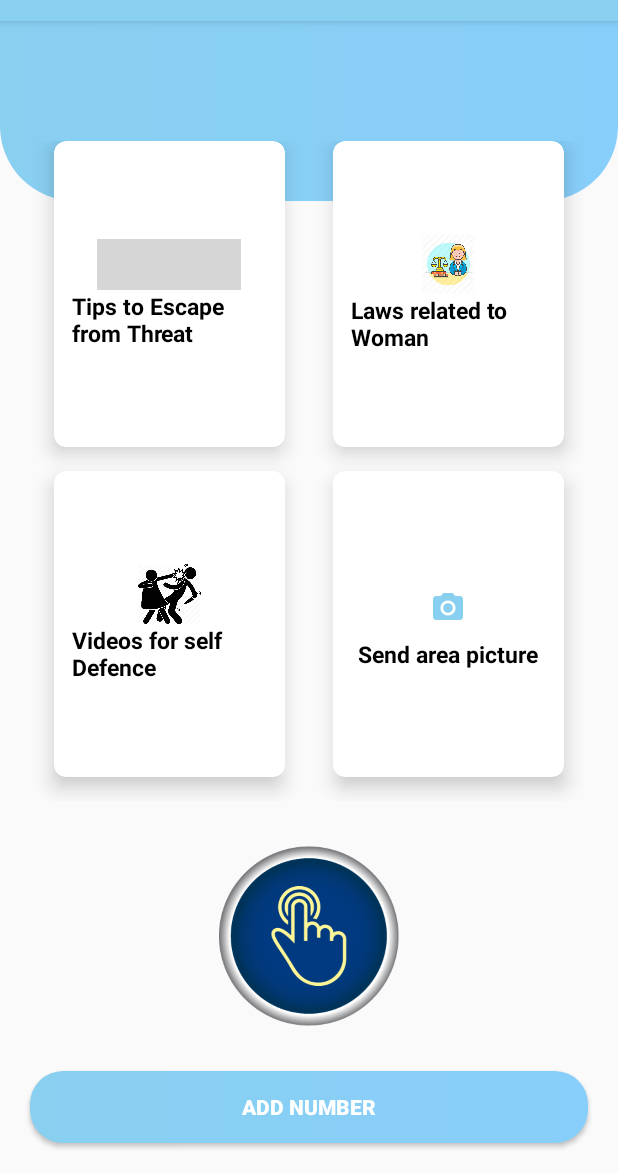
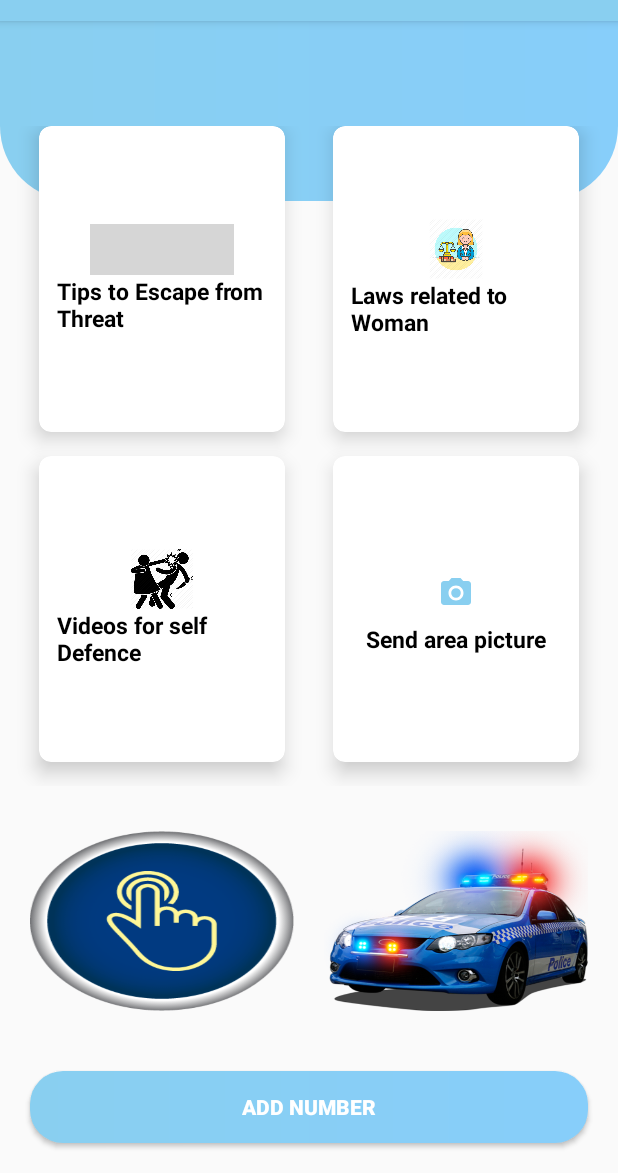
Before and after one commit to sayan2407/Woman-Safegurd, an Android app: the screen it shows after launch (HomeActivity), on a phone screen of 412 x 824 dp, the part 63-1236 px from its top. Run offline under Robolectric (Android 15) with nearby library versions, the phone set to English and light mode, and no system bars; our stand-ins replace CircleImageView; grey boxes are pictures that could not be loaded.

Commit message:
first-commit

```diff
--- /dev/null
+++ b/app/src/main/res/drawable/settings_24.xml
@@ -0,0 +1,5 @@
+<vector android:height="24dp" android:tint="#89CFF0"
+    android:viewportHeight="24" android:viewportWidth="24"
+    android:width="24dp" xmlns:android="http://schemas.android.com/apk/res/android">
+    <path android:fillColor="@android:color/white" android:pathData="M19.14,12.94c0.04,-0.3 0.06,-0.61 0.06,-0.94c0,-0.32 -0.02,-0.64 -0.07,-0.94l2.03,-1.58c0.18,-0.14 0.23,-0.41 0.12,-0.61l-1.92,-3.32c-0.12,-0.22 -0.37,-0.29 -0.59,-0.22l-2.39,0.96c-0.5,-0.38 -1.03,-0.7 -1.62,-0.94L14.4,2.81c-0.04,-0.24 -0.24,-0.41 -0.48,-0.41h-3.84c-0.24,0 -0.43,0.17 -0.47,0.41L9.25,5.35C8.66,5.59 8.12,5.92 7.63,6.29L5.24,5.33c-0.22,-0.08 -0.47,0 -0.59,0.22L2.74,8.87C2.62,9.08 2.66,9.34 2.86,9.48l2.03,1.58C4.84,11.36 4.8,11.69 4.8,12s0.02,0.64 0.07,0.94l-2.03,1.58c-0.18,0.14 -0.23,0.41 -0.12,0.61l1.92,3.32c0.12,0.22 0.37,0.29 0.59,0.22l2.39,-0.96c0.5,0.38 1.03,0.7 1.62,0.94l0.36,2.54c0.05,0.24 0.24,0.41 0.48,0.41h3.84c0.24,0 0.44,-0.17 0.47,-0.41l0.36,-2.54c0.59,-0.24 1.13,-0.56 1.62,-0.94l2.39,0.96c0.22,0.08 0.47,0 0.59,-0.22l1.92,-3.32c0.12,-0.22 0.07,-0.47 -0.12,-0.61L19.14,12.94zM12,15.6c-1.98,0 -3.6,-1.62 -3.6,-3.6s1.62,-3.6 3.6,-3.6s3.6,1.62 3.6,3.6S13.98,15.6 12,15.6z"/>
+</vector>
--- a/app/src/main/res/layout/activity_home.xml
+++ b/app/src/main/res/layout/activity_home.xml
@@ -36,16 +36,11 @@
             android:background="@drawable/view_design"
             android:layout_width="match_parent"
             android:layout_height="120sp"/>
-            <LinearLayout
-                android:layout_below="@+id/app"
-                android:layout_above="@id/sos"
-                android:padding="10sp"
-                android:layout_marginTop="60sp"
-                android:orientation="vertical"
-                android:layout_width="match_parent"
-                android:layout_height="wrap_content">
                 <GridLayout
                     android:id="@+id/main_grid"
+                    android:layout_below="@+id/app"
+                    android:layout_above="@id/sos1"
+                    android:layout_marginTop="60sp"
                     android:layout_width="match_parent"
                     android:layout_height="0sp"
                     android:layout_weight="5"
@@ -57,8 +52,8 @@
 
                     <androidx.cardview.widget.CardView
                         android:id="@+id/card1"
-                        android:layout_width="0dp"
-                        android:layout_height="0dp"
+                        android:layout_width="0sp"
+                        android:layout_height="0sp"
                         android:layout_columnWeight="1"
                         android:layout_marginBottom="16dp"
                         android:layout_rowWeight="1"
@@ -209,27 +204,40 @@
                                 android:textColor="@android:color/black"
                                 android:textSize="15sp"
                                 android:textStyle="bold"/>
+                        </LinearLayout>
+                    </androidx.cardview.widget.CardView>
+                </GridLayout>
 
-                        </LinearLayout>
+        <LinearLayout
+            android:id="@+id/sos1"
+            android:orientation="horizontal"
+            android:layout_margin="10sp"
+            android:layout_above="@+id/contacts"
+            android:layout_width="match_parent"
+            android:layout_height="wrap_content">
+            <ImageButton
+                android:id="@+id/sos"
+                android:clickable="true"
+                android:layout_weight="1"
+                android:background="@drawable/sos"
+                android:elevation="10sp"
+                android:layout_margin="10sp"
+                android:layout_width="120sp"
+                android:layout_height="120sp"/>
+            <ImageButton
+                android:id="@+id/siren"
+                android:clickable="true"
+                android:layout_weight="1"
+                android:background="@drawable/police_car"
+                android:elevation="10sp"
+                android:layout_margin="10sp"
+                android:layout_width="120sp"
+                android:layout_height="120sp"/>
 
-                    </androidx.cardview.widget.CardView>
+        </LinearLayout>
 
 
-                </GridLayout>
 
-            </LinearLayout>
-
-
-        <ImageButton
-            android:id="@+id/sos"
-            android:clickable="true"
-            android:layout_above="@+id/contacts"
-            android:background="@drawable/sos"
-            android:elevation="10sp"
-            android:layout_margin="10sp"
-            android:layout_centerHorizontal="true"
-            android:layout_width="120sp"
-            android:layout_height="120sp"/>
 
         <Button
             android:onClick="add_number"
--- a/app/src/main/res/layout/activity_main.xml
+++ b/app/src/main/res/layout/activity_main.xml
@@ -36,9 +36,9 @@
        android:elevation="6sp"
        android:src="@drawable/icon"
       android:layout_centerHorizontal="true"
-       android:layout_marginTop="50sp"
-       android:layout_width="100sp"
-       android:layout_height="90sp"/>
+       android:layout_marginTop="60sp"
+       android:layout_width="110sp"
+       android:layout_height="110sp"/>
    <TextView
        android:textColor="@color/white"
        android:layout_centerHorizontal="true"
--- a/app/src/main/res/menu/menu_design.xml
+++ b/app/src/main/res/menu/menu_design.xml
@@ -19,8 +19,8 @@
             android:title="@string/send_area_picture"/>
         <item
             android:id="@+id/add"
-            android:icon="@drawable/ic_baseline_phone_android_24"
-            android:title="@string/add_number"/>
+            android:icon="@drawable/settings_24"
+            android:title="@string/settings"/>
     </group>
     <group android:id="@+id/g2">
         <item android:id="@+id/about"
--- a/app/src/main/res/values/strings.xml
+++ b/app/src/main/res/values/strings.xml
@@ -47,5 +47,6 @@
     <string name="share">Share</string>
     <string name="send_picture">Send picture</string>
     <string name="enter_email_to_send_picture">Enter Email To Send Picture</string>
+    <string name="settings">Settings</string>
 
 </resources>
```
Also changed, not shown: app/src/main/java/com/shalaka/womansafegurd/HomeActivity.java (+73 -6 lines).
